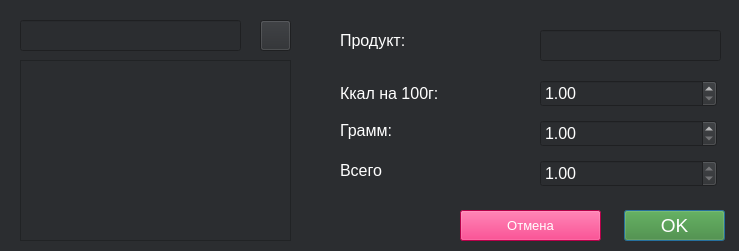
Qt form designs/add_kcal_dialog.ui (chagochka/SlimSecret) before a commit.
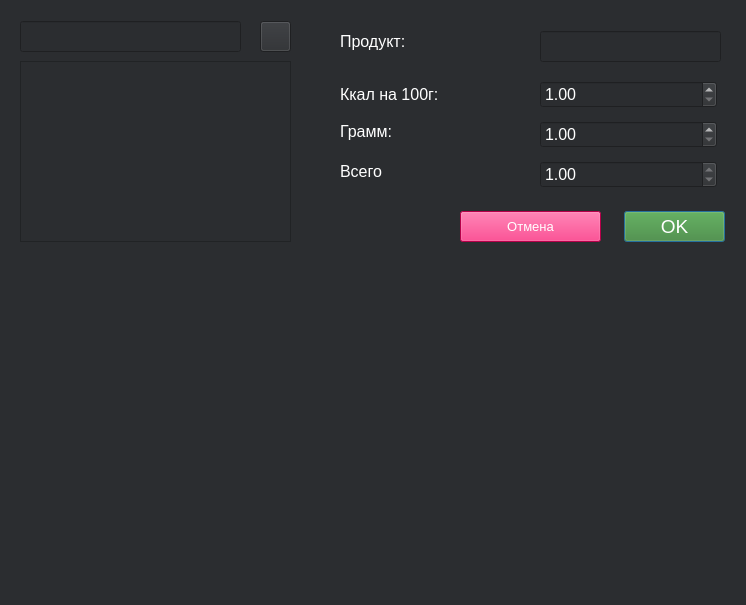
The same form after that commit. Icons and pictures are not drawn.

The edit to the form file:
```diff
--- a/designs/add_kcal_dialog.ui
+++ b/designs/add_kcal_dialog.ui
@@ -6,8 +6,8 @@
    <rect>
     <x>0</x>
     <y>0</y>
-    <width>739</width>
-    <height>251</height>
+    <width>746</width>
+    <height>605</height>
    </rect>
   </property>
   <property name="windowTitle">
@@ -20,7 +20,7 @@
    <property name="geometry">
     <rect>
      <x>624</x>
-     <y>210</y>
+     <y>211</y>
      <width>101</width>
      <height>31</height>
     </rect>
@@ -42,7 +42,7 @@
    <property name="geometry">
     <rect>
      <x>460</x>
-     <y>210</y>
+     <y>211</y>
      <width>141</width>
      <height>31</height>
     </rect>
@@ -64,7 +64,7 @@
    <property name="geometry">
     <rect>
      <x>540</x>
-     <y>30</y>
+     <y>31</y>
      <width>181</width>
      <height>31</height>
     </rect>
@@ -82,7 +82,7 @@
    <property name="geometry">
     <rect>
      <x>340</x>
-     <y>30</y>
+     <y>31</y>
      <width>191</width>
      <height>21</height>
     </rect>
@@ -105,7 +105,7 @@
    <property name="geometry">
     <rect>
      <x>540</x>
-     <y>80</y>
+     <y>81</y>
      <width>177</width>
      <height>27</height>
     </rect>
@@ -133,7 +133,7 @@
    <property name="geometry">
     <rect>
      <x>340</x>
-     <y>80</y>
+     <y>81</y>
      <width>177</width>
      <height>27</height>
     </rect>
@@ -156,7 +156,7 @@
    <property name="geometry">
     <rect>
      <x>340</x>
-     <y>120</y>
+     <y>121</y>
      <width>181</width>
      <height>21</height>
     </rect>
@@ -179,7 +179,7 @@
    <property name="geometry">
     <rect>
      <x>540</x>
-     <y>120</y>
+     <y>121</y>
      <width>177</width>
      <height>27</height>
     </rect>
@@ -207,7 +207,7 @@
    <property name="geometry">
     <rect>
      <x>20</x>
-     <y>60</y>
+     <y>61</y>
      <width>271</width>
      <height>181</height>
     </rect>
@@ -220,7 +220,7 @@
    <property name="geometry">
     <rect>
      <x>20</x>
-     <y>20</y>
+     <y>21</y>
      <width>221</width>
      <height>31</height>
     </rect>
@@ -238,7 +238,7 @@
    <property name="geometry">
     <rect>
      <x>260</x>
-     <y>20</y>
+     <y>21</y>
      <width>31</width>
      <height>31</height>
     </rect>
@@ -261,7 +261,7 @@
    <property name="geometry">
     <rect>
      <x>540</x>
-     <y>160</y>
+     <y>161</y>
      <width>177</width>
      <height>27</height>
     </rect>
@@ -289,7 +289,7 @@
    <property name="geometry">
     <rect>
      <x>340</x>
-     <y>160</y>
+     <y>161</y>
      <width>181</width>
      <height>21</height>
     </rect>
@@ -308,6 +308,17 @@
     <string>Всего</string>
    </property>
   </widget>
+  <widget class="QWidget" name="verticalLayoutWidget">
+   <property name="geometry">
+    <rect>
+     <x>20</x>
+     <y>260</y>
+     <width>701</width>
+     <height>331</height>
+    </rect>
+   </property>
+   <layout class="QVBoxLayout" name="graph_layout"/>
+  </widget>
  </widget>
  <resources/>
  <connections/>
```
